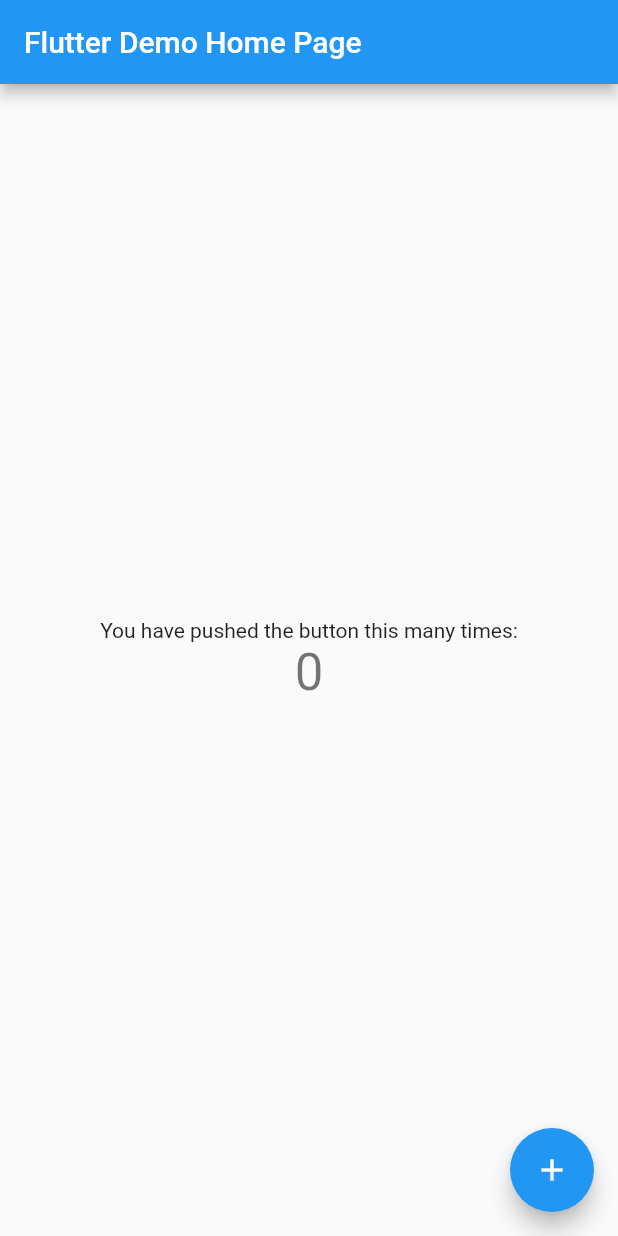
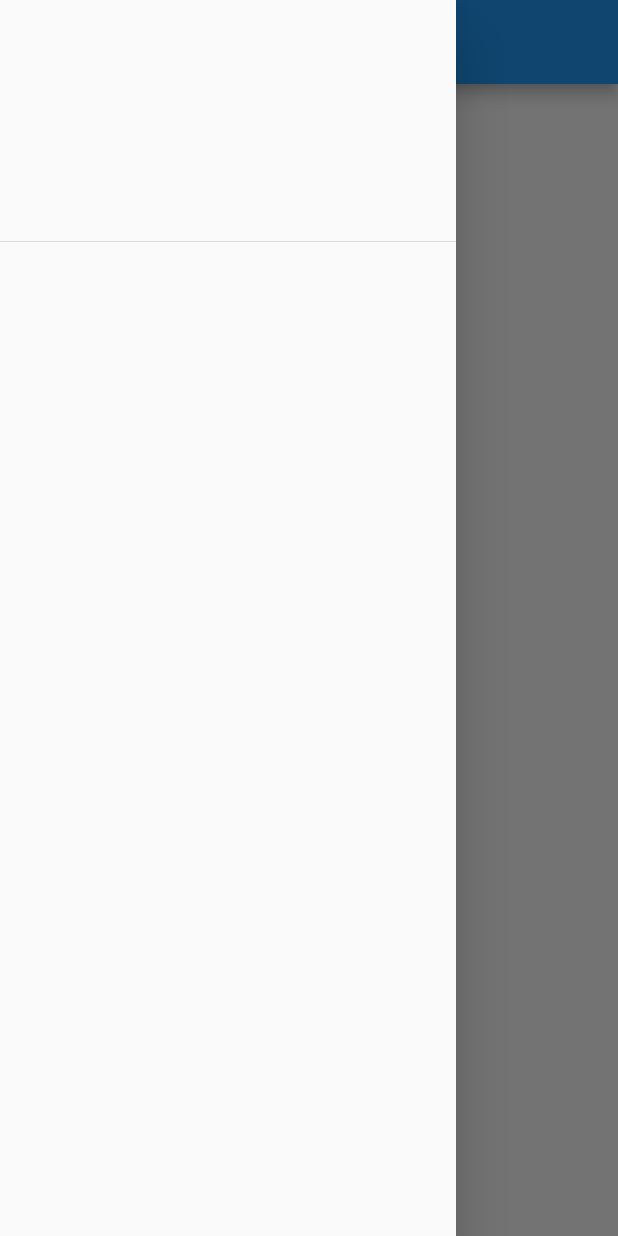
Before and after one commit to Willy502/reminders, a Flutter app: the screen it shows after launch, with the side drawer open (before the commit the screen has no drawer), on a phone screen of 412 x 824 dp. Run offline on Flutter 3.47's test engine with Material 2 defaults, Android fonts, the phone set to English and light mode, and no system bars.

Commit message:
Drawer added

```diff
--- a/lib/main.dart
+++ b/lib/main.dart
@@ -1,113 +1,16 @@
 import 'package:flutter/material.dart';
+import 'package:reminders/src/routes/routes.dart';
 
-void main() {
-  runApp(MyApp());
-}
+void main() => runApp(MyApp());
 
 class MyApp extends StatelessWidget {
-  // This widget is the root of your application.
   @override
   Widget build(BuildContext context) {
     return MaterialApp(
-      title: 'Flutter Demo',
-      theme: ThemeData(
-        // This is the theme of your application.
-        //
-        // Try running your application with "flutter run". You'll see the
-        // application has a blue toolbar. Then, without quitting the app, try
-        // changing the primarySwatch below to Colors.green and then invoke
-        // "hot reload" (press "r" in the console where you ran "flutter run",
-        // or simply save your changes to "hot reload" in a Flutter IDE).
-        // Notice that the counter didn't reset back to zero; the application
-        // is not restarted.
-        primarySwatch: Colors.blue,
-      ),
-      home: MyHomePage(title: 'Flutter Demo Home Page'),
+      title: 'Reminders',
+      debugShowCheckedModeBanner: false,
+      routes: getApplicatiobRoutes(),
+      initialRoute: 'reminders',
     );
   }
 }
-
-class MyHomePage extends StatefulWidget {
-  MyHomePage({Key? key, required this.title}) : super(key: key);
-
-  // This widget is the home page of your application. It is stateful, meaning
-  // that it has a State object (defined below) that contains fields that affect
-  // how it looks.
-
-  // This class is the configuration for the state. It holds the values (in this
-  // case the title) provided by the parent (in this case the App widget) and
-  // used by the build method of the State. Fields in a Widget subclass are
-  // always marked "final".
-
-  final String title;
-
-  @override
-  _MyHomePageState createState() => _MyHomePageState();
-}
-
-class _MyHomePageState extends State<MyHomePage> {
-  int _counter = 0;
-
-  void _incrementCounter() {
-    setState(() {
-      // This call to setState tells the Flutter framework that something has
-      // changed in this State, which causes it to rerun the build method below
-      // so that the display can reflect the updated values. If we changed
-      // _counter without calling setState(), then the build method would not be
-      // called again, and so nothing would appear to happen.
-      _counter++;
-    });
-  }
-
-  @override
-  Widget build(BuildContext context) {
-    // This method is rerun every time setState is called, for instance as done
-    // by the _incrementCounter method above.
-    //
-    // The Flutter framework has been optimized to make rerunning build methods
-    // fast, so that you can just rebuild anything that needs updating rather
-    // than having to individually change instances of widgets.
-    return Scaffold(
-      appBar: AppBar(
-        // Here we take the value from the MyHomePage object that was created by
-        // the App.build method, and use it to set our appbar title.
-        title: Text(widget.title),
-      ),
-      body: Center(
-        // Center is a layout widget. It takes a single child and positions it
-        // in the middle of the parent.
-        child: Column(
-          // Column is also a layout widget. It takes a list of children and
-          // arranges them vertically. By default, it sizes itself to fit its
-          // children horizontally, and tries to be as tall as its parent.
-          //
-          // Invoke "debug painting" (press "p" in the console, choose the
-          // "Toggle Debug Paint" action from the Flutter Inspector in Android
-          // Studio, or the "Toggle Debug Paint" command in Visual Studio Code)
-          // to see the wireframe for each widget.
-          //
-          // Column has various properties to control how it sizes itself and
-          // how it positions its children. Here we use mainAxisAlignment to
-          // center the children vertically; the main axis here is the vertical
-          // axis because Columns are vertical (the cross axis would be
-          // horizontal).
-          mainAxisAlignment: MainAxisAlignment.center,
-          children: <Widget>[
-            Text(
-              'You have pushed the button this many times:',
-            ),
-            Text(
-              '$_counter',
-              style: Theme.of(context).textTheme.headline4,
-            ),
-          ],
-        ),
-      ),
-      floatingActionButton: FloatingActionButton(
-        onPressed: _incrementCounter,
-        tooltip: 'Increment',
-        child: Icon(Icons.add),
-      ), // This trailing comma makes auto-formatting nicer for build methods.
-    );
-  }
-}
--- /dev/null
+++ b/lib/src/pages/reminders_page.dart
@@ -0,0 +1,15 @@
+import 'package:flutter/material.dart';
+import 'package:reminders/src/widgets/drawer_widget.dart';
+
+class RemindersPage extends StatelessWidget {
+
+  @override
+  Widget build(BuildContext context) {
+    return Scaffold(
+      appBar: AppBar(
+        title: Text('Reminders'),
+      ),
+      drawer: DrawerWidget(),
+    );
+  }
+}
--- /dev/null
+++ b/lib/src/routes/routes.dart
@@ -0,0 +1,10 @@
+import 'package:flutter/material.dart';
+import 'package:reminders/src/pages/reminders_page.dart';
+import 'package:reminders/src/pages/settings_page.dart';
+
+Map<String, WidgetBuilder> getApplicatiobRoutes() {
+  return <String, WidgetBuilder> {
+    'reminders' : (context) => RemindersPage(),
+    'settings' : (context) => SettingsPage()
+  };
+}
--- /dev/null
+++ b/lib/src/widgets/drawer_widget.dart
@@ -0,0 +1,18 @@
+import 'package:flutter/material.dart';
+
+class DrawerWidget extends StatelessWidget {
+
+  @override
+  Widget build(BuildContext context) {
+    return Drawer(
+      child: ListView(
+        children: [
+          DrawerHeader(
+            child: Container(), // AQUI PUEDEN CONSTRIR EL CONTENIDO
+
+          )
+        ],
+      ),
+    );
+  }
+}
--- a/pubspec.yaml
+++ b/pubspec.yaml
@@ -45,8 +45,8 @@
   uses-material-design: true
 
   # To add assets to your application, add an assets section, like this:
-  # assets:
-  #   - images/a_dot_burr.jpeg
+  assets:
+    - assets/img/
   #   - images/a_dot_ham.jpeg
 
   # An image asset can refer to one or more resolution-specific "variants", see
```
Also changed, not shown: lib/src/pages/settings_page.dart (added, +13 -0 lines), assets/img/drawer_background.jpg (added), 1 other file.
